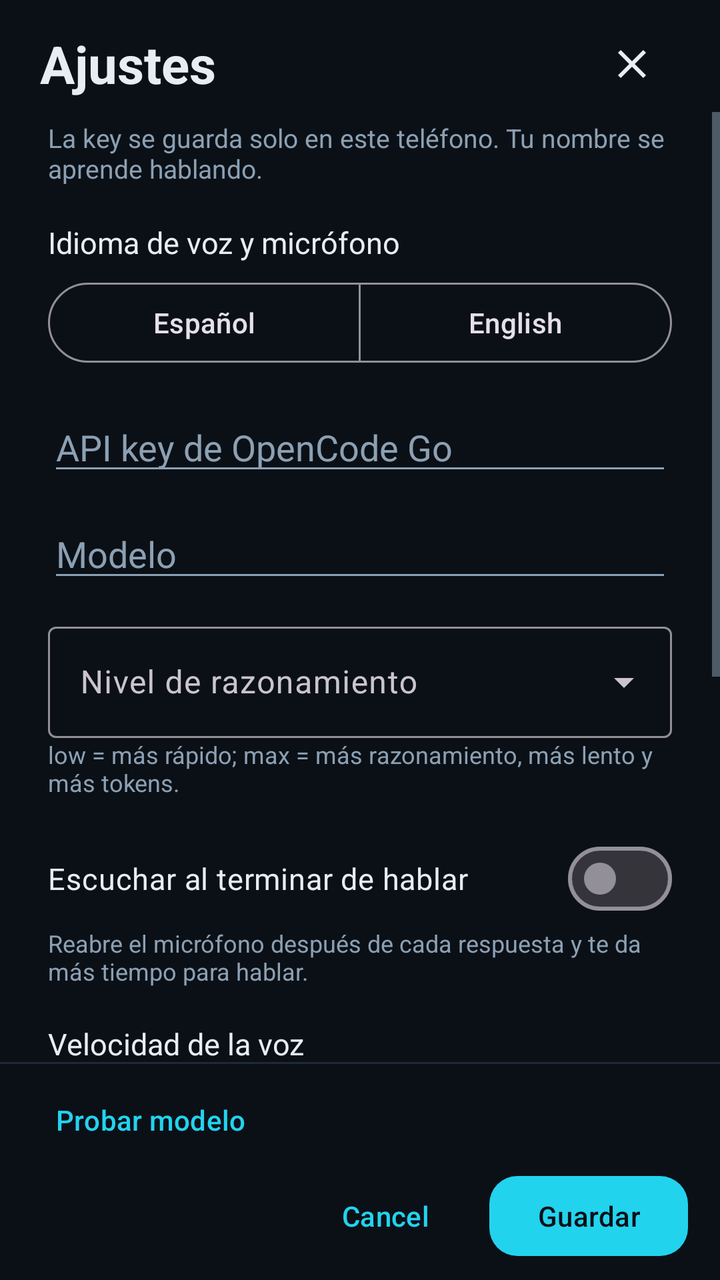
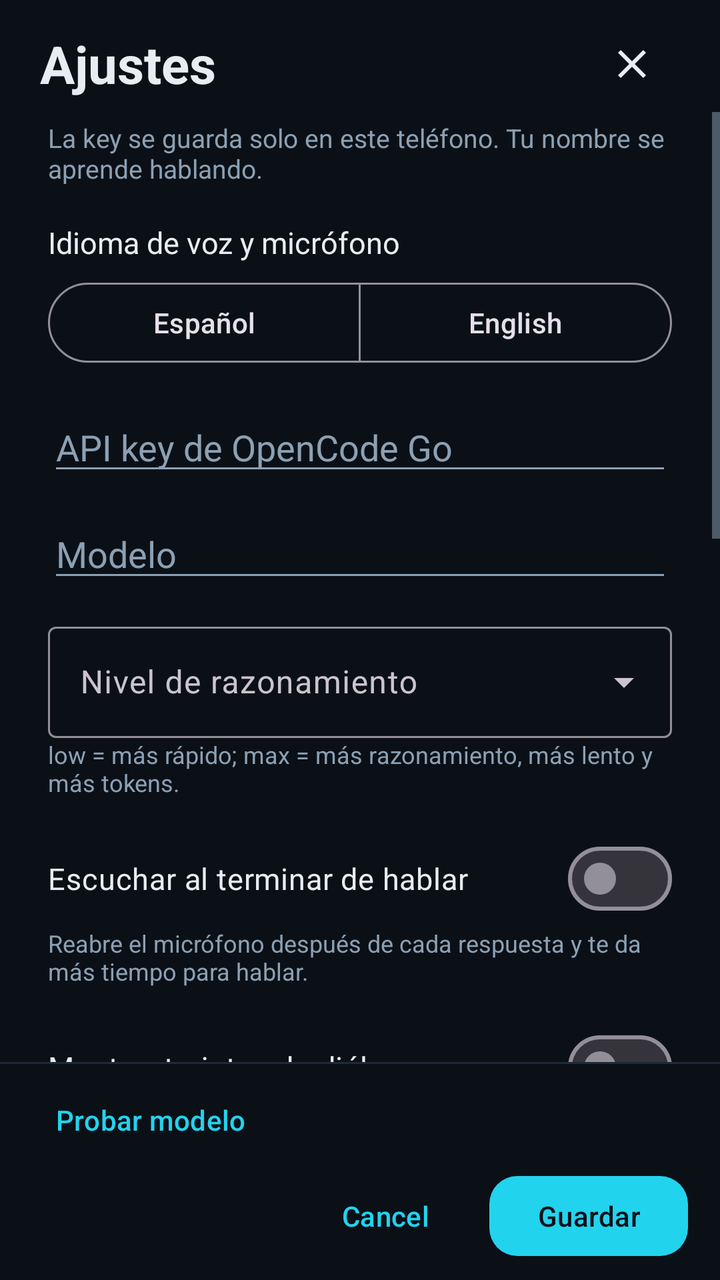

Compare the two renders of this Android layout. The source of the first and the diff that turns it into the second are given below.
<!-- AndroidManifest.xml: application theme Theme.SamanthApp -->
<!-- res/layout/dialog_settings.xml -->
<?xml version="1.0" encoding="utf-8"?>
<LinearLayout xmlns:android="http://schemas.android.com/apk/res/android"
    xmlns:app="http://schemas.android.com/apk/res-auto"
    android:layout_width="match_parent"
    android:layout_height="match_parent"
    android:background="@color/bg"
    android:orientation="vertical">

    <LinearLayout
        android:layout_width="match_parent"
        android:layout_height="wrap_content"
        android:gravity="center_vertical"
        android:orientation="horizontal"
        android:paddingHorizontal="20dp"
        android:paddingTop="8dp">

        <TextView
            android:layout_width="0dp"
            android:layout_height="wrap_content"
            android:layout_weight="1"
            android:text="@string/settings_title"
            android:textColor="@color/text"
            android:textSize="26sp"
            android:textStyle="bold" />

        <ImageButton
            android:id="@+id/closeSettings"
            android:layout_width="48dp"
            android:layout_height="48dp"
            android:background="?attr/selectableItemBackgroundBorderless"
            android:contentDescription="@string/settings_close"
            android:padding="12dp"
            android:src="@drawable/ic_close"
            android:tint="@color/text" />

    </LinearLayout>

    <ScrollView
        android:layout_width="match_parent"
        android:layout_height="0dp"
        android:layout_weight="1"
        android:fadeScrollbars="false"
        android:fillViewport="true"
        android:scrollbars="vertical">

        <LinearLayout
            android:layout_width="match_parent"
            android:layout_height="wrap_content"
            android:orientation="vertical"
            android:paddingHorizontal="24dp"
            android:paddingTop="4dp"
            android:paddingBottom="12dp">

            <TextView
                android:id="@+id/settingsHint"
                android:layout_width="match_parent"
                android:layout_height="wrap_content"
                android:text="@string/settings_hint"
                android:textColor="@color/text_muted"
                android:textSize="13sp" />

            <TextView
                android:layout_width="match_parent"
                android:layout_height="wrap_content"
                android:layout_marginTop="18dp"
                android:text="@string/settings_language"
                android:textColor="@color/text"
                android:textSize="15sp" />

            <com.google.android.material.button.MaterialButtonToggleGroup
                android:id="@+id/languageGroup"
                android:layout_width="match_parent"
                android:layout_height="wrap_content"
                android:layout_marginTop="6dp"
                app:selectionRequired="true"
                app:singleSelection="true">

                <com.google.android.material.button.MaterialButton
                    android:id="@+id/languageEs"
                    style="@style/Widget.Material3.Button.OutlinedButton"
                    android:layout_width="0dp"
                    android:layout_height="wrap_content"
                    android:layout_weight="1"
                    android:text="@string/language_es" />

                <com.google.android.material.button.MaterialButton
                    android:id="@+id/languageEn"
                    style="@style/Widget.Material3.Button.OutlinedButton"
                    android:layout_width="0dp"
                    android:layout_height="wrap_content"
                    android:layout_weight="1"
                    android:text="@string/language_en" />

            </com.google.android.material.button.MaterialButtonToggleGroup>

            <EditText
                android:id="@+id/keyInput"
                android:layout_width="match_parent"
                android:layout_height="wrap_content"
                android:layout_marginTop="16dp"
                android:autofillHints=""
                android:hint="@string/settings_api"
                android:importantForAutofill="no"
                android:inputType="textPassword"
                android:maxLines="1"
                android:textColor="@color/text"
                android:textColorHint="@color/text_muted" />

            <EditText
                android:id="@+id/modelInput"
                android:layout_width="match_parent"
                android:layout_height="wrap_content"
                android:layout_marginTop="12dp"
                android:autofillHints=""
                android:hint="@string/settings_model"
                android:importantForAutofill="no"
                android:inputType="text"
                android:maxLines="1"
                android:textColor="@color/text"
                android:textColorHint="@color/text_muted" />

            <com.google.android.material.textfield.TextInputLayout
                style="@style/Widget.Material3.TextInputLayout.OutlinedBox.ExposedDropdownMenu"
                android:layout_width="match_parent"
                android:layout_height="wrap_content"
                android:layout_marginTop="12dp"
                android:hint="@string/settings_reasoning">

                <com.google.android.material.textfield.MaterialAutoCompleteTextView
                    android:id="@+id/reasoningInput"
                    android:layout_width="match_parent"
                    android:layout_height="wrap_content"
                    android:clickable="true"
                    android:cursorVisible="false"
                    android:focusable="false"
                    android:inputType="none"
                    android:textColor="@color/text"
                    android:textColorHint="@color/text_muted" />

            </com.google.android.material.textfield.TextInputLayout>

            <TextView
                android:layout_width="match_parent"
                android:layout_height="wrap_content"
                android:text="@string/settings_reasoning_hint"
                android:textColor="@color/text_muted"
                android:textSize="12sp" />

            <com.google.android.material.materialswitch.MaterialSwitch
                android:id="@+id/autoListenSwitch"
                android:layout_width="match_parent"
                android:layout_height="wrap_content"
                android:layout_marginTop="16dp"
                android:text="@string/settings_auto_listen"
                android:textColor="@color/text"
                android:textSize="15sp" />

            <TextView
                android:id="@+id/autoListenHint"
                android:layout_width="match_parent"
                android:layout_height="wrap_content"
                android:text="@string/settings_auto_listen_hint"
                android:textColor="@color/text_muted"
                android:textSize="12sp" />

            <TextView
                android:layout_width="match_parent"
                android:layout_height="wrap_content"
                android:layout_marginTop="18dp"
                android:text="@string/settings_tts_rate"
                android:textColor="@color/text"
                android:textSize="15sp" />

            <TextView
                android:id="@+id/ttsRateValue"
                android:layout_width="match_parent"
                android:layout_height="wrap_content"
                android:layout_marginTop="2dp"
                android:text="@string/settings_tts_rate_default"
                android:textColor="@color/cyan"
                android:textSize="13sp" />

            <com.google.android.material.slider.Slider
                android:id="@+id/ttsRateSlider"
                android:layout_width="match_parent"
                android:layout_height="wrap_content"
                android:layout_marginTop="4dp"
                android:stepSize="0.05"
                android:valueFrom="0.5"
                android:valueTo="2.0"
                app:labelBehavior="gone"
                app:tickVisible="false" />

            <TextView
                android:layout_width="match_parent"
                android:layout_height="wrap_content"
                android:text="@string/settings_tts_rate_hint"
                android:textColor="@color/text_muted"
                android:textSize="12sp" />

            <com.google.android.material.materialswitch.MaterialSwitch
                android:id="@+id/wakeWordSwitch"
                android:layout_width="match_parent"
                android:layout_height="wrap_content"
                android:layout_marginTop="18dp"
                android:text="@string/settings_wake_word"
                android:textColor="@color/text"
                android:textSize="15sp" />

            <TextView
                android:id="@+id/wakeWordHint"
                android:layout_width="match_parent"
                android:layout_height="wrap_content"
                android:text="@string/settings_wake_word_hint"
                android:textColor="@color/text_muted"
                android:textSize="12sp" />

            <LinearLayout
                android:id="@+id/wakeWordOptions"
                android:layout_width="match_parent"
                android:layout_height="wrap_content"
                android:layout_marginTop="6dp"
                android:orientation="vertical"
                android:visibility="gone">

                <TextView
                    android:layout_width="match_parent"
                    android:layout_height="wrap_content"
                    android:text="@string/settings_wake_mode"
                    android:textColor="@color/text"
                    android:textSize="14sp" />

                <com.google.android.material.button.MaterialButtonToggleGroup
                    android:id="@+id/wakeModeGroup"
                    android:layout_width="match_parent"
                    android:layout_height="wrap_content"
                    android:layout_marginTop="4dp"
                    app:selectionRequired="true"
                    app:singleSelection="true">

                    <com.google.android.material.button.MaterialButton
                        android:id="@+id/wakeModeForeground"
                        style="@style/Widget.Material3.Button.OutlinedButton"
                        android:layout_width="0dp"
                        android:layout_height="wrap_content"
                        android:layout_weight="1"
                        android:text="@string/settings_wake_foreground" />

                    <com.google.android.material.button.MaterialButton
                        android:id="@+id/wakeModeBackground"
                        style="@style/Widget.Material3.Button.OutlinedButton"
                        android:layout_width="0dp"
                        android:layout_height="wrap_content"
                        android:layout_weight="1"
                        android:text="@string/settings_wake_background" />

                </com.google.android.material.button.MaterialButtonToggleGroup>

                <TextView
                    android:id="@+id/wakeModeHint"
                    android:layout_width="match_parent"
                    android:layout_height="wrap_content"
                    android:text="@string/settings_wake_mode_hint"
                    android:textColor="@color/text_muted"
                    android:textSize="12sp" />

                <com.google.android.material.button.MaterialButton
                    android:id="@+id/autoOpenButton"
                    style="@style/Widget.Material3.Button.TextButton"
                    android:layout_width="wrap_content"
                    android:layout_height="wrap_content"
                    android:text="@string/settings_wake_auto_open_button" />

                <TextView
                    android:id="@+id/autoOpenStatus"
                    android:layout_width="match_parent"
                    android:layout_height="wrap_content"
                    android:text="@string/settings_wake_auto_open_missing"
                    android:textColor="@color/text_muted"
                    android:textSize="12sp" />

                <TextView
                    android:id="@+id/wakeModelStatus"
                    android:layout_width="match_parent"
                    android:layout_height="wrap_content"
                    android:layout_marginTop="4dp"
                    android:text="@string/settings_wake_model_missing"
                    android:textColor="@color/cyan"
                    android:textSize="12sp" />

            </LinearLayout>

            <com.google.android.material.button.MaterialButton
                android:id="@+id/voiceButton"
                style="@style/Widget.Material3.Button.TextButton"
                android:layout_width="wrap_content"
                android:layout_height="wrap_content"
                android:layout_marginTop="4dp"
                android:text="@string/settings_voice" />

            <TextView
                android:id="@+id/memoryInfo"
                android:layout_width="match_parent"
                android:layout_height="wrap_content"
                android:layout_marginTop="8dp"
                android:textColor="@color/text"
                android:textSize="14sp" />

            <com.google.android.material.button.MaterialButton
                android:id="@+id/clearMemoryButton"
                style="@style/Widget.Material3.Button.TextButton"
                android:layout_width="wrap_content"
                android:layout_height="wrap_content"
                android:text="@string/settings_clear_memory"
                android:textColor="@color/red"
                app:iconTint="@color/red" />

        </LinearLayout>

    </ScrollView>

    <View
        android:layout_width="match_parent"
        android:layout_height="1dp"
        android:background="#1E2A37" />

    <LinearLayout
        android:layout_width="match_parent"
        android:layout_height="wrap_content"
        android:orientation="vertical"
        android:paddingHorizontal="16dp"
        android:paddingTop="4dp"
        android:paddingBottom="8dp">

        <LinearLayout
            android:layout_width="match_parent"
            android:layout_height="wrap_content"
            android:orientation="horizontal">

            <com.google.android.material.button.MaterialButton
                android:id="@+id/testModelButton"
                style="@style/Widget.Material3.Button.TextButton"
                android:layout_width="wrap_content"
                android:layout_height="wrap_content"
                android:text="@string/settings_test_model" />

        </LinearLayout>

        <LinearLayout
            android:layout_width="match_parent"
            android:layout_height="wrap_content"
            android:gravity="end|center_vertical"
            android:orientation="horizontal">

            <com.google.android.material.button.MaterialButton
                android:id="@+id/cancelButton"
                style="@style/Widget.Material3.Button.TextButton"
                android:layout_width="wrap_content"
                android:layout_height="wrap_content"
                android:text="@android:string/cancel" />

            <com.google.android.material.button.MaterialButton
                android:id="@+id/saveButton"
                android:layout_width="wrap_content"
                android:layout_height="wrap_content"
                android:layout_marginStart="8dp"
                android:text="@string/settings_save"
                android:textColor="@color/bg"
                app:backgroundTint="@color/cyan"
                app:cornerRadius="14dp" />

        </LinearLayout>

    </LinearLayout>

</LinearLayout>
<!-- resources referenced by this layout -->
<resources>
  <color name="bg">#0B1017</color>
  <color name="cyan">#22D3EE</color>
  <color name="red">#F87171</color>
  <color name="text">#E7EDF5</color>
  <color name="text_muted">#8CA0B3</color>
  <!-- drawable ic_close (drawable) -->
  <?xml version="1.0" encoding="utf-8"?>
  <vector xmlns:android="http://schemas.android.com/apk/res/android"
      android:width="24dp"
      android:height="24dp"
      android:viewportWidth="24"
      android:viewportHeight="24">
      <path
          android:fillColor="#E7EDF5"
          android:pathData="M19,6.41L17.59,5 12,10.59 6.41,5 5,6.41 10.59,12 5,17.59 6.41,19 12,13.41 17.59,19 19,17.59 13.41,12z" />
  </vector>
  <string name="language_en">English</string>
  <string name="language_es">Español</string>
  <string name="settings_api">API key de OpenCode Go</string>
  <string name="settings_auto_listen">Escuchar al terminar de hablar</string>
  <string name="settings_auto_listen_hint">Reabre el micrófono después de cada respuesta y te da más tiempo para hablar.</string>
  <string name="settings_clear_memory">Borrar memoria</string>
  <string name="settings_close">Cerrar</string>
  <string name="settings_hint">La key se guarda solo en este teléfono. Tu nombre se aprende hablando.</string>
  <string name="settings_language">Idioma de voz y micrófono</string>
  <string name="settings_model">Modelo</string>
  <string name="settings_reasoning">Nivel de razonamiento</string>
  <string name="settings_reasoning_hint">low = más rápido; max = más razonamiento, más lento y más tokens.</string>
  <string name="settings_save">Guardar</string>
  <string name="settings_test_model">Probar modelo</string>
  <string name="settings_title">Ajustes</string>
  <string name="settings_tts_rate">Velocidad de la voz</string>
  <string name="settings_tts_rate_default">1,05×</string>
  <string name="settings_tts_rate_hint">1,00× es la velocidad normal; 0,50× lenta y 2,00× rápida.</string>
  <string name="settings_voice">Voz del sistema</string>
  <string name="settings_wake_auto_open_button">Permitir mostrar sobre otras apps</string>
  <string name="settings_wake_auto_open_missing">Sin «Mostrar encima de otras apps», Android muestra el aviso «Te escucho». Busca Samantha en la lista y activa el permiso.</string>
  <string name="settings_wake_background">Segundo plano</string>
  <string name="settings_wake_foreground">App abierta</string>
  <string name="settings_wake_mode">Modo de escucha</string>
  <string name="settings_wake_mode_hint">App abierta: escucha solo mientras ves el orbe. Segundo plano: servicio con notificación permanente y más consumo de batería; si Android no permite abrir la app sola, toca el aviso «Te escucho».</string>
  <string name="settings_wake_model_missing">El modelo de 39 MB se descargará al guardar.</string>
  <string name="settings_wake_word">Escuchar «Hola Samantha»</string>
  <string name="settings_wake_word_hint">Detección local con Vosk. La primera vez descarga un modelo de 39 MB.</string>
  <!-- unchanged entries left out for length: 1 -->
</resources>

<!-- the commit's change to res/layout/dialog_settings.xml (unified diff, before → after) -->
@@ -163,6 +163,23 @@
                 android:textColor="@color/text_muted"
                 android:textSize="12sp" />
 
+            <com.google.android.material.materialswitch.MaterialSwitch
+                android:id="@+id/cardsSwitch"
+                android:layout_width="match_parent"
+                android:layout_height="wrap_content"
+                android:layout_marginTop="16dp"
+                android:text="@string/settings_show_cards"
+                android:textColor="@color/text"
+                android:textSize="15sp" />
+
+            <TextView
+                android:id="@+id/cardsHint"
+                android:layout_width="match_parent"
+                android:layout_height="wrap_content"
+                android:text="@string/settings_show_cards_hint"
+                android:textColor="@color/text_muted"
+                android:textSize="12sp" />
+
             <TextView
                 android:layout_width="match_parent"
                 android:layout_height="wrap_content"
@@ -315,6 +332,37 @@
                 android:textColor="@color/red"
                 app:iconTint="@color/red" />
 
+            <TextView
+                android:layout_width="match_parent"
+                android:layout_height="wrap_content"
+                android:layout_marginTop="18dp"
+                android:text="@string/settings_initial_memory"
+                android:textColor="@color/text"
+                android:textSize="15sp" />
+
+            <TextView
+                android:layout_width="match_parent"
+                android:layout_height="wrap_content"
+                android:text="@string/settings_initial_memory_hint"
+                android:textColor="@color/text_muted"
+                android:textSize="12sp" />
+
+            <EditText
+                android:id="@+id/initialMemoryInput"
+                android:layout_width="match_parent"
+                android:layout_height="wrap_content"
+                android:layout_marginTop="6dp"
+                android:background="@drawable/card_bg"
+                android:gravity="top|start"
+                android:hint="@string/settings_initial_memory_placeholder"
+                android:inputType="textCapSentences|textMultiLine"
+                android:maxLines="6"
+                android:minLines="3"
+                android:padding="12dp"
+                android:textColor="@color/text"
+                android:textColorHint="@color/text_muted"
+                android:textSize="14sp" />
+
         </LinearLayout>
 
     </ScrollView>
<!-- resource entries referenced after the edit -->
@@ -5,6 +5,16 @@
   <color name="red">#F87171</color>
   <color name="text">#E7EDF5</color>
   <color name="text_muted">#8CA0B3</color>
+  <!-- drawable card_bg (drawable) -->
+  <?xml version="1.0" encoding="utf-8"?>
+  <shape xmlns:android="http://schemas.android.com/apk/res/android"
+      android:shape="rectangle">
+      <solid android:color="#D9111A24" />
+      <stroke
+          android:width="1dp"
+          android:color="#1E2A37" />
+      <corners android:radius="20dp" />
+  </shape>
   <!-- drawable ic_close (drawable) -->
   <?xml version="1.0" encoding="utf-8"?>
   <vector xmlns:android="http://schemas.android.com/apk/res/android"
@@ -24,11 +34,16 @@
   <string name="settings_clear_memory">Borrar memoria</string>
   <string name="settings_close">Cerrar</string>
   <string name="settings_hint">La key se guarda solo en este teléfono. Tu nombre se aprende hablando.</string>
+  <string name="settings_initial_memory">Recuerdo inicial</string>
+  <string name="settings_initial_memory_hint">Texto que Samantha tendrá presente al inicio de cada conversación y que no se borra con la memoria automática.</string>
+  <string name="settings_initial_memory_placeholder">Ej.: Vivo en Bogotá, trabajo como…, prefiero respuestas sin rodeos.</string>
   <string name="settings_language">Idioma de voz y micrófono</string>
   <string name="settings_model">Modelo</string>
   <string name="settings_reasoning">Nivel de razonamiento</string>
   <string name="settings_reasoning_hint">low = más rápido; max = más razonamiento, más lento y más tokens.</string>
   <string name="settings_save">Guardar</string>
+  <string name="settings_show_cards">Mostrar tarjetas de diálogo</string>
+  <string name="settings_show_cards_hint">Muestra el texto de lo que dices y de la respuesta. Si lo apagas, solo se ve el orbe y Samantha sigue hablando.</string>
   <string name="settings_test_model">Probar modelo</string>
   <string name="settings_title">Ajustes</string>
   <string name="settings_tts_rate">Velocidad de la voz</string>
